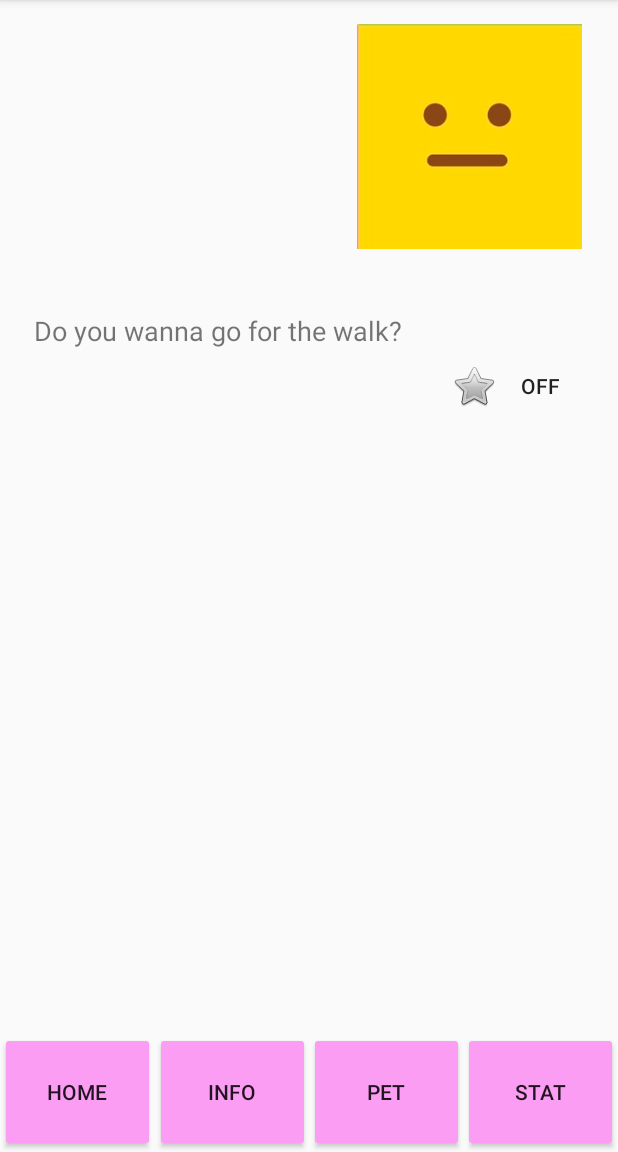
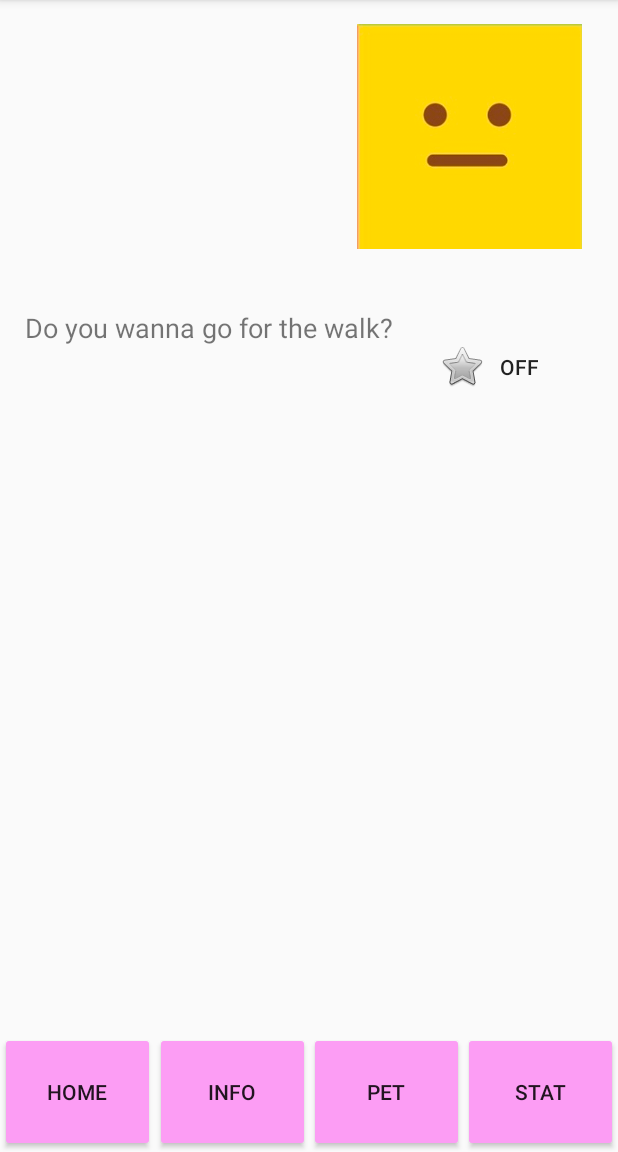
Before and after one commit to dbruendl/diAppetes, an Android app: the MainActivity screen opened directly, with no data from a screen before it, on a phone screen of 412 x 824 dp, the part 84-1236 px from its top. Run offline under Robolectric (Android 15) with nearby library versions, the phone set to English and light mode, and no system bars; our stand-ins replace Volley; network calls fail.

Commit message:
main activity pet image2

```diff
--- a/app/src/main/res/layout/activity_main.xml
+++ b/app/src/main/res/layout/activity_main.xml
@@ -69,19 +69,18 @@
 
     <ToggleButton
         android:id="@+id/toggleButton"
-        android:layout_width="88dp"
-        android:layout_height="45dp"
-        android:layout_marginEnd="24dp"
-        android:layout_marginRight="24dp"
-        android:layout_marginBottom="408dp"
+        android:layout_width="76dp"
+        android:layout_height="54dp"
+        android:layout_marginEnd="44dp"
+        android:layout_marginRight="44dp"
         android:background="#00FFFFFF"
         android:button="@android:drawable/btn_star"
         android:onClick="onDefaultToggleClick"
         android:text="ToggleButton"
-        app:layout_constraintBottom_toTopOf="@+id/petbtn"
+        app:layout_constraintBottom_toTopOf="@+id/pb_steps"
         app:layout_constraintEnd_toEndOf="parent"
 
-        />
+        app:layout_constraintTop_toBottomOf="@+id/petmini" />
 
     <TextView
         android:id="@+id/tv_steps"
@@ -98,11 +97,11 @@
 
     <TextView
         android:id="@+id/infomaintxt"
-        android:layout_width="281dp"
-        android:layout_height="65dp"
-        android:layout_marginStart="4dp"
-        android:layout_marginLeft="4dp"
-        android:layout_marginTop="188dp"
+        android:layout_width="245dp"
+        android:layout_height="77dp"
+        android:layout_marginStart="16dp"
+        android:layout_marginLeft="16dp"
+        android:layout_marginTop="180dp"
         android:gravity="center"
         android:text="Do you wanna go for the walk?"
         android:textSize="18sp"
```
